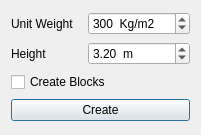
Qt form safe/punch/Resources/ui/wall_panel.ui (ebrahimraeyat/OSAFE) before a commit.
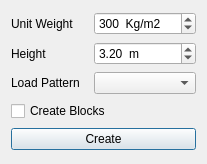
The same form after that commit.

Commit message: adding loadpat prop to wall object

The edit to the form file:
```diff
--- a/safe/punch/Resources/ui/wall_panel.ui
+++ b/safe/punch/Resources/ui/wall_panel.ui
@@ -6,8 +6,8 @@
    <rect>
     <x>0</x>
     <y>0</y>
-    <width>201</width>
-    <height>135</height>
+    <width>207</width>
+    <height>164</height>
    </rect>
   </property>
   <property name="windowTitle">
@@ -40,6 +40,13 @@
      </property>
     </widget>
    </item>
+   <item row="4" column="0" colspan="2">
+    <widget class="QPushButton" name="create_button">
+     <property name="text">
+      <string>Create</string>
+     </property>
+    </widget>
+   </item>
    <item row="1" column="0">
     <widget class="QLabel" name="label_2">
      <property name="text">
@@ -48,9 +55,9 @@
     </widget>
    </item>
    <item row="3" column="0" colspan="2">
-    <widget class="QPushButton" name="create_button">
+    <widget class="QCheckBox" name="create_blocks">
      <property name="text">
-      <string>Create</string>
+      <string>Create Blocks</string>
      </property>
     </widget>
    </item>
@@ -76,13 +83,16 @@
      </property>
     </widget>
    </item>
-   <item row="2" column="0" colspan="2">
-    <widget class="QCheckBox" name="create_blocks">
+   <item row="2" column="0">
+    <widget class="QLabel" name="label_3">
      <property name="text">
-      <string>Create Blocks</string>
+      <string>Load Pattern</string>
      </property>
     </widget>
    </item>
+   <item row="2" column="1">
+    <widget class="QComboBox" name="loadpat"/>
+   </item>
   </layout>
  </widget>
  <resources/>
```
The commit also changes 2 other files.
